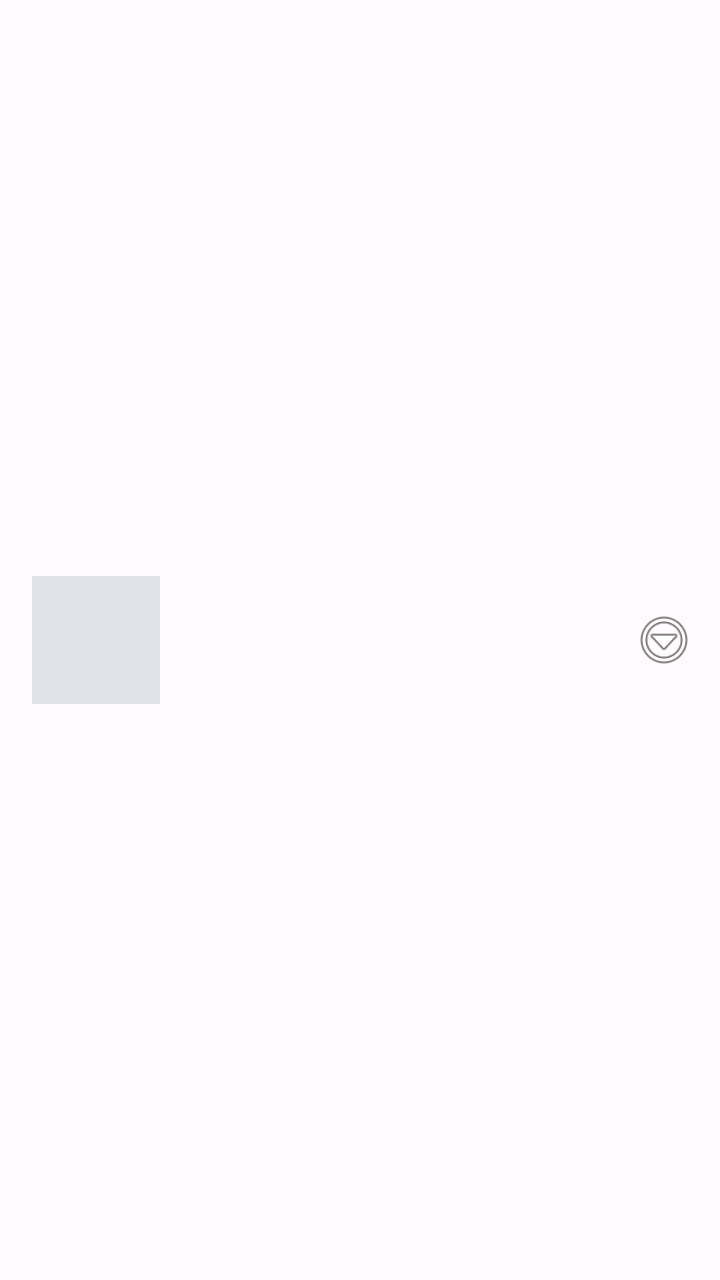
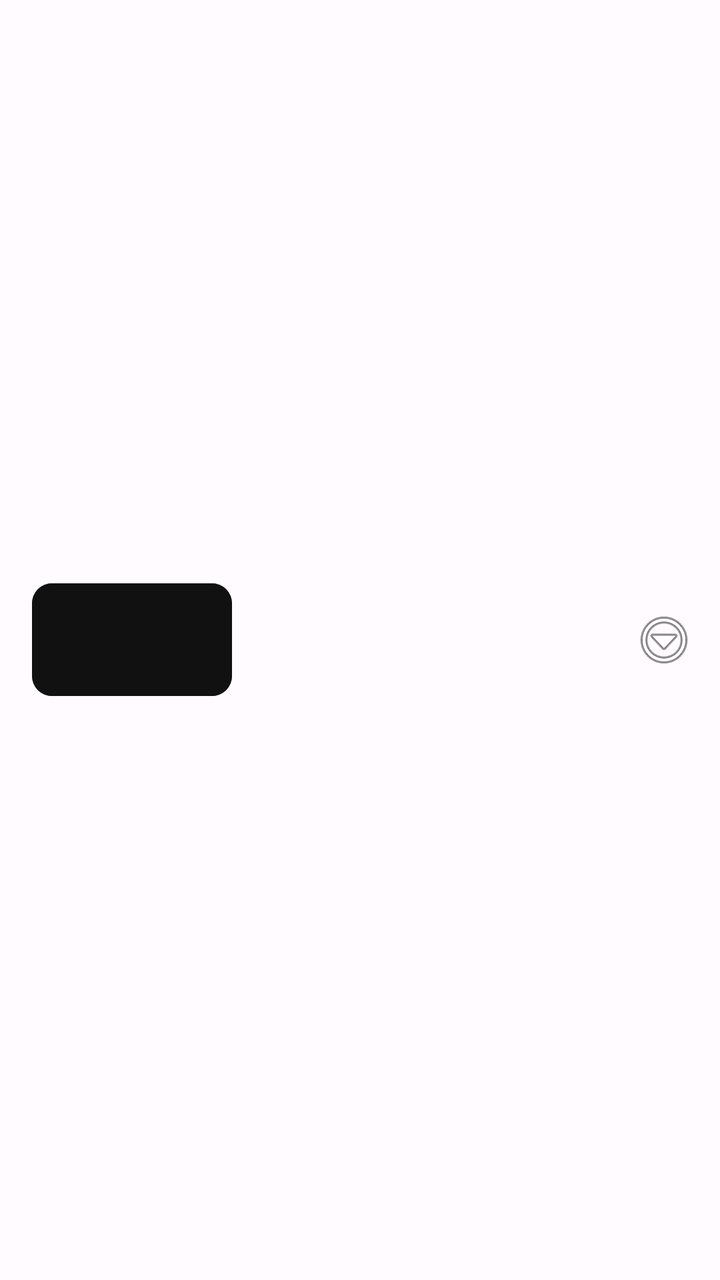

Compare the two renders of this Android layout. The source of the first and the diff that turns it into the second are given below.
<!-- AndroidManifest.xml: application theme AppTheme -->
<!-- res/layout/item_playlist.xml -->
<?xml version="1.0" encoding="utf-8"?>
<LinearLayout
    xmlns:android="http://schemas.android.com/apk/res/android"
    android:layout_width="match_parent"
    android:layout_height="80dp"
    android:orientation="horizontal"
    android:gravity="center_vertical"
    android:paddingStart="16dp"
    android:paddingEnd="8dp"
    android:background="?attr/selectableItemBackground"
    android:clickable="true"
    android:focusable="true">

    
    <ImageView
        android:id="@+id/ivThumb"
        android:layout_width="64dp"
        android:layout_height="64dp"
        android:scaleType="centerCrop"
        android:background="#E0E4EA"
        android:contentDescription="thumbnail" />

    
    <LinearLayout
        android:layout_width="0dp"
        android:layout_height="wrap_content"
        android:layout_weight="1"
        android:orientation="vertical"
        android:layout_marginStart="14dp">

        <TextView
            android:id="@+id/tvName"
            android:layout_width="wrap_content"
            android:layout_height="wrap_content"
            android:textSize="16sp"
            android:textStyle="bold"
            android:textColor="#111111"
            android:maxLines="1"
            android:ellipsize="end" />

        <TextView
            android:id="@+id/tvSubtext"
            android:layout_width="wrap_content"
            android:layout_height="wrap_content"
            android:textSize="13sp"
            android:textColor="#888888"
            android:layout_marginTop="3dp" />

    </LinearLayout>

    
    <ImageButton
        android:id="@+id/btnMore"
        android:layout_width="40dp"
        android:layout_height="40dp"
        android:src="@android:drawable/ic_menu_more"
        android:background="?attr/selectableItemBackgroundBorderless"
        android:contentDescription="more" />

</LinearLayout>
<!-- resources referenced by this layout -->
<resources>
  <color name="md_theme_light_primary">#6750A4</color>
  <color name="md_theme_light_onPrimary">#FFFFFF</color>
  <color name="md_theme_light_primaryContainer">#EADDFF</color>
  <color name="md_theme_light_onPrimaryContainer">#21005D</color>
  <color name="md_theme_light_secondary">#625B71</color>
  <color name="md_theme_light_onSecondary">#FFFFFF</color>
  <color name="md_theme_light_secondaryContainer">#E8DEF8</color>
  <color name="md_theme_light_onSecondaryContainer">#1D192B</color>
  <color name="md_theme_light_tertiary">#7D5260</color>
  <color name="md_theme_light_onTertiary">#FFFFFF</color>
  <color name="md_theme_light_tertiaryContainer">#FFD8E4</color>
  <color name="md_theme_light_onTertiaryContainer">#31111D</color>
  <color name="md_theme_light_error">#B3261E</color>
  <color name="md_theme_light_onError">#FFFFFF</color>
  <color name="md_theme_light_errorContainer">#F9DEDC</color>
  <color name="md_theme_light_onErrorContainer">#410E0B</color>
  <color name="md_theme_light_outline">#79747E</color>
  <color name="md_theme_light_background">#FFFBFE</color>
  <color name="md_theme_light_onBackground">#1C1B1F</color>
  <color name="md_theme_light_surface">#FFFBFE</color>
  <color name="md_theme_light_onSurface">#1C1B1F</color>
  <color name="md_theme_light_surfaceVariant">#E7E0EC</color>
  <color name="md_theme_light_onSurfaceVariant">#49454F</color>
  <color name="md_theme_light_inverseSurface">#313033</color>
  <color name="md_theme_light_inverseOnSurface">#F4EFF4</color>
  <color name="md_theme_light_inversePrimary">#D0BCFF</color>
  <!-- unchanged entries left out for length: 1 -->
</resources>

<!-- the commit's change to res/layout/item_playlist.xml (unified diff, before → after) -->
@@ -12,13 +12,33 @@
     android:focusable="true">
 
     
-    <ImageView
-        android:id="@+id/ivThumb"
-        android:layout_width="64dp"
-        android:layout_height="64dp"
-        android:scaleType="centerCrop"
-        android:background="#E0E4EA"
-        android:contentDescription="thumbnail" />
+    <FrameLayout
+        android:layout_width="100dp"
+        android:layout_height="wrap_content"
+        android:background="@drawable/bg_grid_thumb"
+        android:clipToOutline="true">
+
+        <androidx.constraintlayout.widget.ConstraintLayout
+            xmlns:app="http://schemas.android.com/apk/res-auto"
+            android:layout_width="match_parent"
+            android:layout_height="wrap_content">
+
+            <ImageView
+                android:id="@+id/ivThumb"
+                android:layout_width="0dp"
+                android:layout_height="0dp"
+                android:scaleType="centerCrop"
+                android:background="#111111"
+                android:contentDescription="thumbnail"
+                app:layout_constraintStart_toStartOf="parent"
+                app:layout_constraintEnd_toEndOf="parent"
+                app:layout_constraintTop_toTopOf="parent"
+                app:layout_constraintBottom_toBottomOf="parent"
+                app:layout_constraintDimensionRatio="W,16:9" />
+
+        </androidx.constraintlayout.widget.ConstraintLayout>
+
+    </FrameLayout>
 
     
     <LinearLayout
<!-- resource entries referenced after the edit -->
@@ -1,5 +1,12 @@
 <!-- resources referenced by this layout -->
 <resources>
+  <!-- drawable bg_grid_thumb (drawable) -->
+  <?xml version="1.0" encoding="utf-8"?>
+  <shape xmlns:android="http://schemas.android.com/apk/res/android"
+      android:shape="rectangle">
+      <corners android:radius="10dp" />
+      <solid android:color="#111111" />
+  </shape>
   <color name="md_theme_light_primary">#6750A4</color>
   <color name="md_theme_light_onPrimary">#FFFFFF</color>
   <color name="md_theme_light_primaryContainer">#EADDFF</color>
